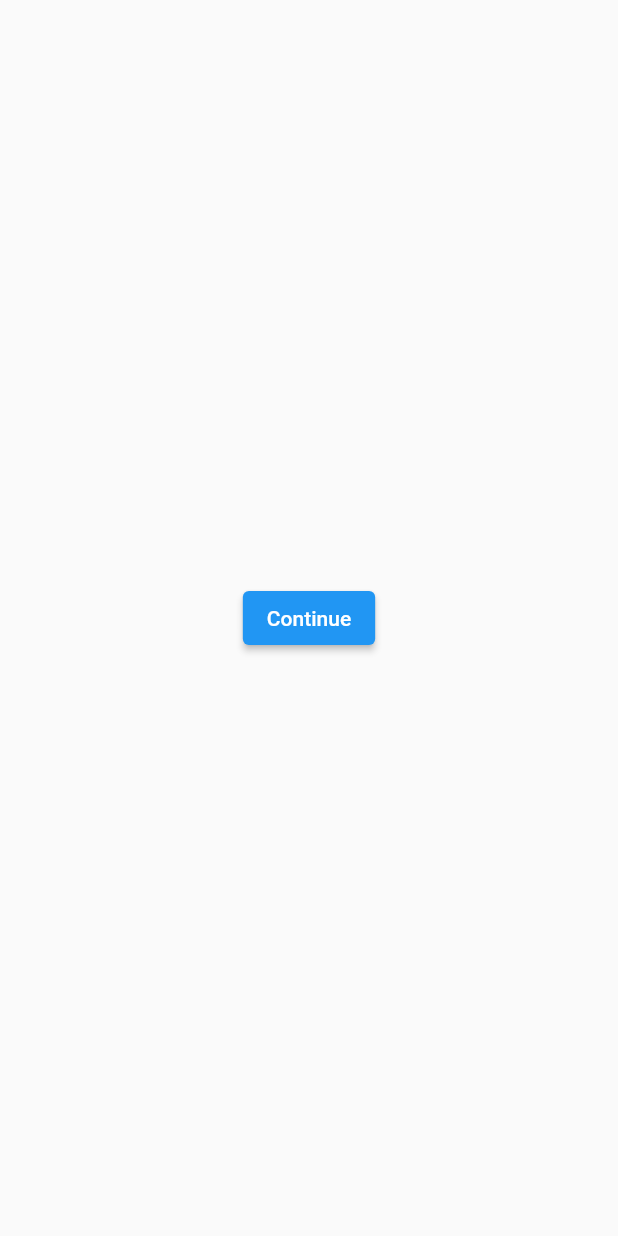
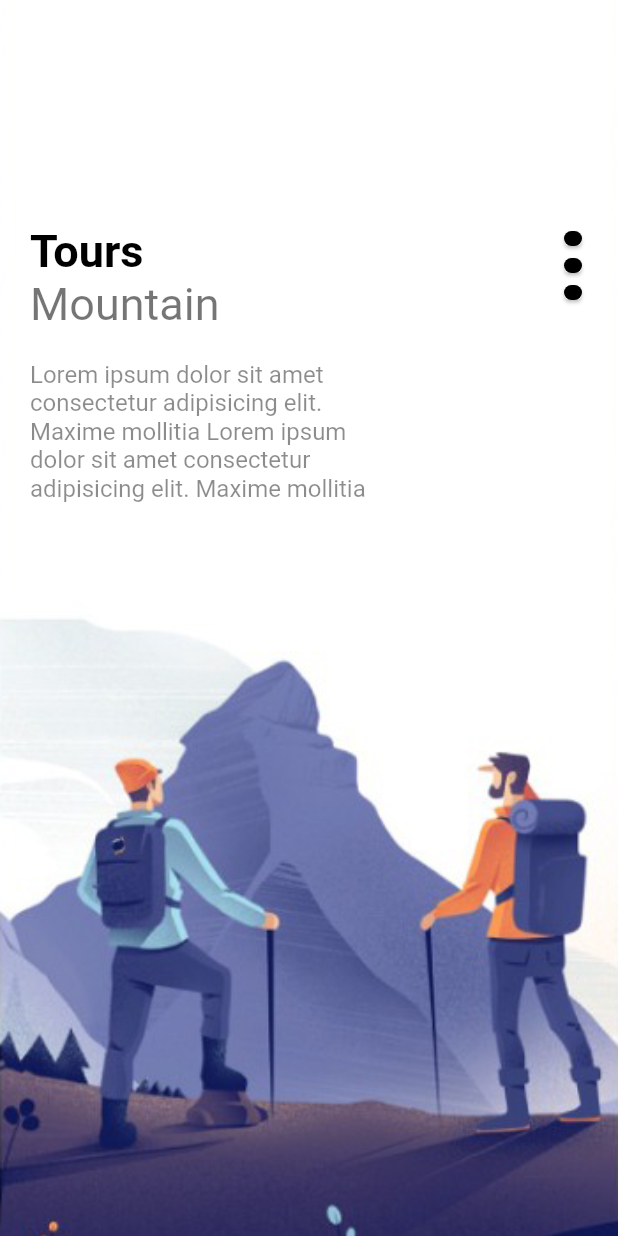
Before and after one commit to samirreaz/henna_hand, a Flutter app: the SplashScreen screen opened directly, on a phone screen of 412 x 824 dp. Run offline on Flutter 3.47's test engine with Material 2 defaults, Android fonts, the light colour scheme and no system bars; our stand-ins replace introduction_screen, photo_view; network calls fail.

Commit message:
slider added but image not added

```diff
--- a/lib/main.dart
+++ b/lib/main.dart
@@ -1,4 +1,6 @@
 import 'package:flutter/material.dart';
+import 'package:henna_hand/models/introduction_screen.dart';
+import 'package:henna_hand/screen/home/home_screen.dart';
 import 'package:henna_hand/screen/splash/splash_screen.dart';
 
 void main() {
@@ -16,7 +18,7 @@ class MyApp extends StatelessWidget {
       theme: ThemeData(
         primarySwatch: Colors.blue,
       ),
-      home: SplashScreen(),
+      home: IntroScreen(),
     );
   }
 }
--- a/lib/screen/splash/splash_screen.dart
+++ b/lib/screen/splash/splash_screen.dart
@@ -1,26 +1,141 @@
+import 'package:flutter/cupertino.dart';
 import 'package:flutter/material.dart';
 import 'package:henna_hand/screen/home/home_screen.dart';
 
-class SplashScreen extends StatelessWidget {
-  const SplashScreen({Key? key}) : super(key: key);
+class SplashScreen extends StatefulWidget {
+  SplashScreen({Key? key}) : super(key: key);
+
+  @override
+  State<SplashScreen> createState() => _SplashScreenState();
+}
+
+class _SplashScreenState extends State<SplashScreen> {
+  int? slideCurrentIndex;
+
+  List<String> images = [
+    'welcome-one.png',
+    'welcome-two.png',
+    'welcome-three.png',
+  ];
 
   @override
   Widget build(BuildContext context) {
     return Scaffold(
-      body: Center(
-        child: Container(
-          child: ElevatedButton(
-            onPressed: () {
-              Navigator.push(
-                  context,
-                  MaterialPageRoute(
-                    builder: (context) => HomeScreen(),
-                  ));
-            },
-            child: Text('Continue'),
+      body: PageView.builder(
+        onPageChanged: (value) {
+          slideCurrentIndex = value;
+          debugPrint(value.toString());
+          setState(() {});
+        },
+        scrollDirection: Axis.vertical,
+        itemCount: images.length,
+        itemBuilder: (context, index) => Container(
+          height: double.maxFinite,
+          width: double.maxFinite,
+          decoration: BoxDecoration(
+              color: Colors.white,
+              image: DecorationImage(
+                image: AssetImage(
+                  'assets/images/${images[index]}',
+                ),
+                fit: BoxFit.cover,
+              )),
+          child: Container(
+            margin: EdgeInsets.only(top: 150, left: 20, right: 20),
+            child: Row(
+              crossAxisAlignment: CrossAxisAlignment.start,
+              mainAxisAlignment: MainAxisAlignment.spaceBetween,
+              children: [
+                Column(
+                  crossAxisAlignment: CrossAxisAlignment.start,
+                  children: [
+                    AppLargeText(text: 'Tours'),
+                    AppText(
+                      text: 'Mountain',
+                      size: 30,
+                      color: Colors.black54,
+                    ),
+                    SizedBox(height: 20),
+                    SizedBox(
+                      width: 250,
+                      child: AppText(
+                        text:
+                            'Lorem ipsum dolor sit amet consectetur adipisicing elit. Maxime mollitia Lorem ipsum dolor sit amet consectetur adipisicing elit. Maxime mollitia',
+                        color: Colors.black45,
+                      ),
+                    ),
+                  ],
+                ),
+                Container(
+                  width: 20,
+                  alignment: Alignment.topRight,
+                  child: ListView.builder(
+                    itemCount: 3,
+                    scrollDirection: Axis.vertical,
+                    shrinkWrap: true,
+                    itemBuilder: (context, index) => Card(
+                      child: Container(
+                        height: 10,
+                        width: 10,
+                        decoration: BoxDecoration(
+                            color: slideCurrentIndex == index
+                                ? Colors.red
+                                : Colors.black,
+                            borderRadius: BorderRadius.circular(10)),
+                      ),
+                    ),
+                  ),
+                )
+              ],
+            ),
           ),
         ),
       ),
     );
   }
 }
+
+class AppText extends StatelessWidget {
+  AppText({
+    Key? key,
+    this.color = Colors.black26,
+    this.size = 16,
+    required this.text,
+  }) : super(key: key);
+
+  final String text;
+  double size;
+  final Color color;
+
+  @override
+  Widget build(BuildContext context) {
+    return Text(
+      text,
+      style: TextStyle(color: color, fontSize: size),
+    );
+  }
+}
+
+class AppLargeText extends StatelessWidget {
+  AppLargeText({
+    Key? key,
+    required this.text,
+    this.color = Colors.black,
+  }) : super(key: key);
+
+  final String text;
+  final Color color;
+  double size = 30;
+
+  @override
+  Widget build(BuildContext context) {
+    return Text(
+      text,
+      style: TextStyle(
+        color: color,
+        fontWeight: FontWeight.bold,
+        fontSize: size,
+      ),
+    );
+  }
+}
```
Also changed, not shown: lib/models/introduction_screen.dart (added, +117 -0 lines), lib/models/item_model.dart (+38 -122 lines), lib/screen/category/category_screen.dart (+14 -3 lines), lib/screen/detail/details_screen.dart (added, +22 -0 lines), pubspec.yaml (+5 -11 lines), pubspec.lock.
